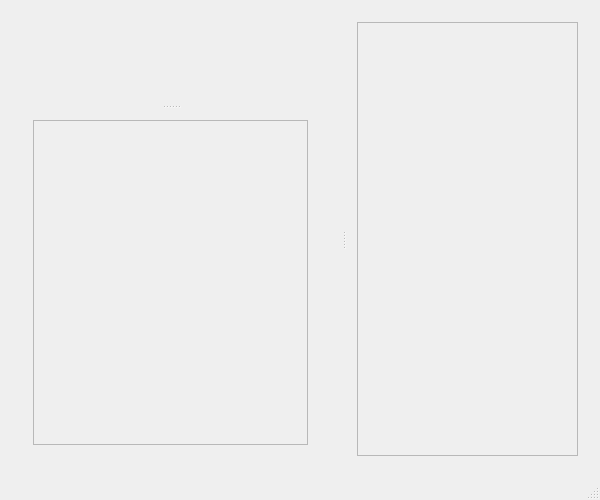
Before: the Qt Designer form gui/ui/MainWindow.ui in wulf97/CVVEditor, drawn with Qt 5.
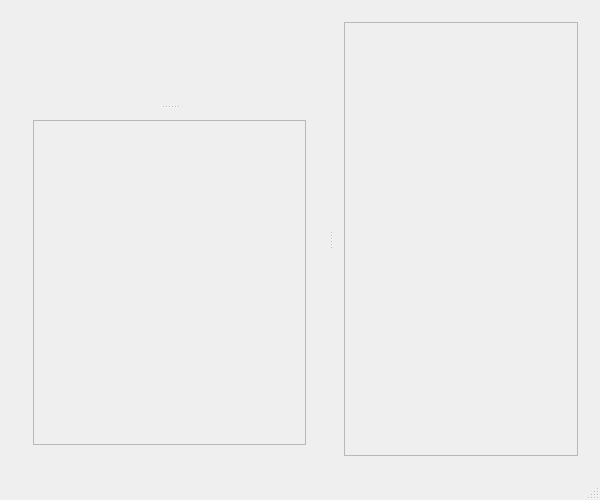
After: the same form once the commit is applied.

Commit message: Изменил отступы в интерфейсе основного окна

What changed in the file:
```diff
--- a/gui/ui/MainWindow.ui
+++ b/gui/ui/MainWindow.ui
@@ -46,6 +46,9 @@
            <property name="topMargin">
             <number>0</number>
            </property>
+           <property name="rightMargin">
+            <number>0</number>
+           </property>
            <property name="bottomMargin">
             <number>0</number>
            </property>
@@ -76,7 +79,7 @@
                    <rect>
                     <x>0</x>
                     <y>0</y>
-                    <width>274</width>
+                    <width>283</width>
                     <height>212</height>
                    </rect>
                   </property>
```
The commit also changes 1 other file.
